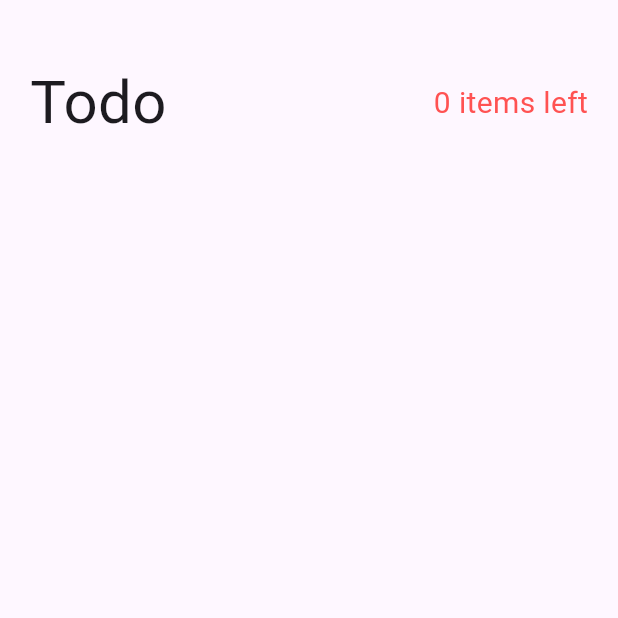
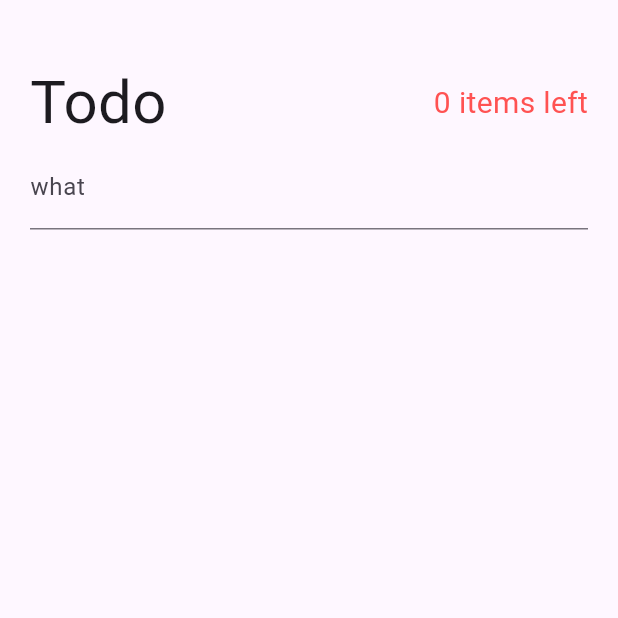
Before and after one commit to Moonseunghun/flutter_til, a Flutter app: the screen it shows after launch, on a phone screen of 412 x 824 dp, the top half of it. Run offline on Flutter 3.47's test engine with Material 3 defaults, Android fonts, the phone set to English and light mode, and no system bars; our stand-ins replace equatable; statements that could not run were skipped.

Commit message:
CreateTodo Add

```diff
--- a/lib/pages/todo_pages.dart
+++ b/lib/pages/todo_pages.dart
@@ -1,6 +1,7 @@
 import 'package:flutter/material.dart';
 import 'package:provider/provider.dart';
 
+import '../providers/todo_list.dart';
 import 'todo_pages_sub.dart';
 
 class TodosPage extends StatefulWidget {
@@ -22,7 +23,10 @@ class _TodosPageState extends State<TodosPage> {
               vertical: 40.0,
             ),
             child: Column(
-              children: [TodoHeader()],
+              children: [
+                TodoHeader(),
+                CreateTodo(),
+              ],
             ),
           )
         ),
@@ -30,3 +34,33 @@ class _TodosPageState extends State<TodosPage> {
     );
   }
 }
+
+class CreateTodo extends StatefulWidget {
+  const CreateTodo({super.key});
+
+  @override
+  State<CreateTodo> createState() => _CreateTodoState();
+}
+
+class _CreateTodoState extends State<CreateTodo> {
+  final newTodoController = TextEditingController();
+
+  @override
+  void dispose() {
+    newTodoController.dispose();
+    super.dispose();
+  }
+  @override
+  Widget build(BuildContext context) {
+    return const TextField(
+      controller: newTodoController,
+      decoration: InputDecoration(labelText: 'what'),
+      onSubmitted: (String? todoDesc){
+        if(todoDesc != null && todoDesc.trim().isNotEmpty) {
+          context.read<TodoList>().addTodo(todoDesc);
+          newTodoController.clear();
+        }
+      },
+    );
+  }
+}
```
